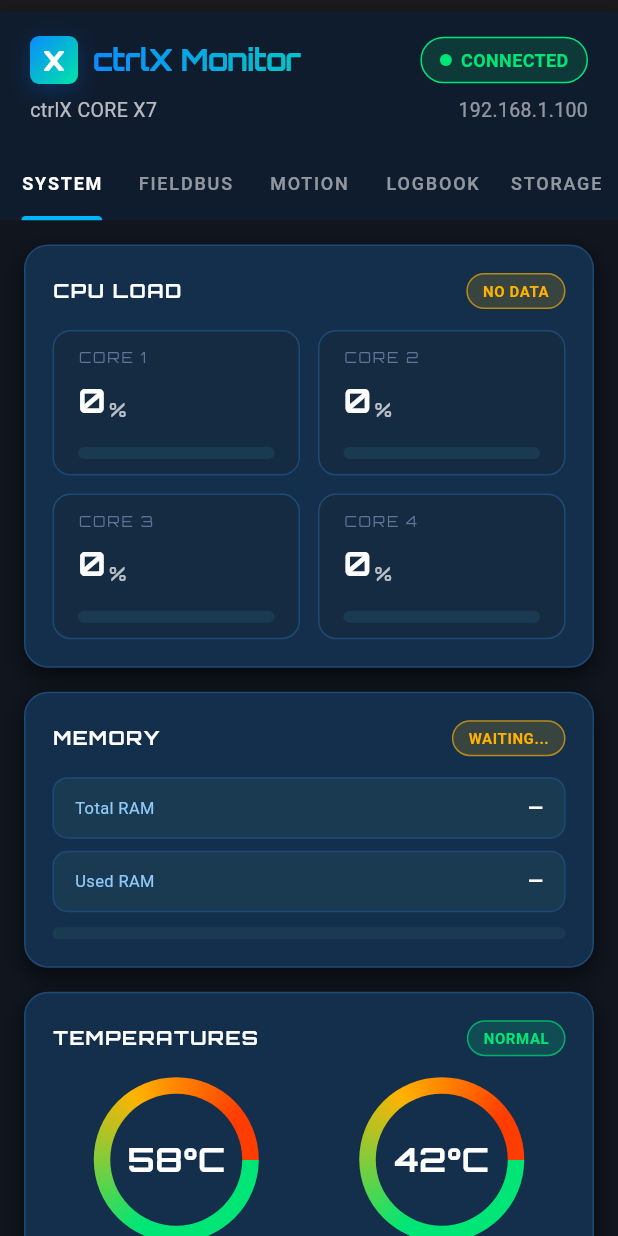
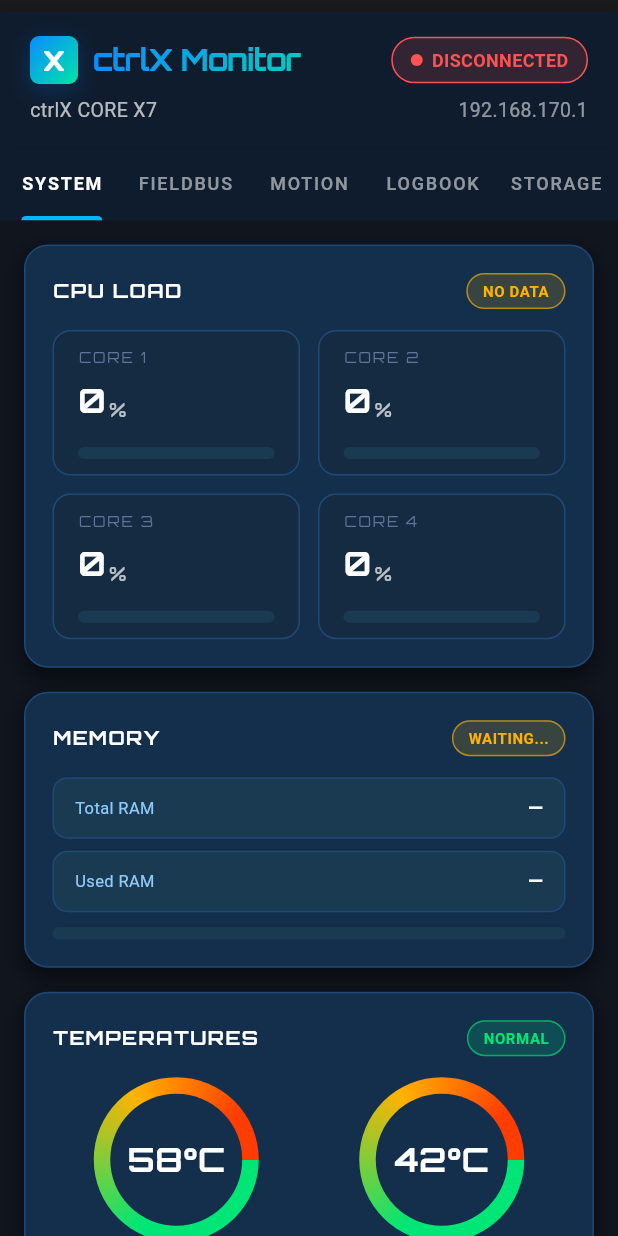
Before and after one commit to DiegoVidarte20/app_plc, a Flutter app: the screen it shows after launch, on a phone screen of 412 x 824 dp. Run offline on Flutter 3.47's test engine with Material 3 defaults, Android fonts, the light colour scheme and no system bars; our stand-ins replace connectivity_plus, permission_handler; missing offline and left inert: network_info_plus; network calls fail.

Commit message:
estado conexion wifi

```diff
--- a/lib/presentation/views/home_screen.dart
+++ b/lib/presentation/views/home_screen.dart
@@ -1,6 +1,6 @@
 // lib/presentation/views/home_screen.dart
 import 'package:flutter/material.dart';
-import '../widgets/header_ctrlx.dart';
+import '../widgets/header_ctrlx_wifi.dart';   // <-- correcto
 import '../navigation/ctrlx_tabs.dart';
 
 class HomeScreen extends StatelessWidget {
@@ -11,21 +11,20 @@
     return Scaffold(
       body: Column(
         children: [
-          // HEADER
-          const SafeArea(
+          // HEADER con monitoreo en tiempo real del WiFi Spider5
+          SafeArea(
             bottom: false,
             child: Padding(
-              padding: EdgeInsets.only(top: 8),
-              child: CtrlXHeader(
-                title: "ctrlX Monitor",
-                subtitle: "ctrlX CORE X7",
-                status: "CONNECTED",
-                ip: "192.168.1.100",
+              padding: const EdgeInsets.only(top: 8),
+              child: CtrlXHeaderWifi(
+                title: 'ctrlX Monitor',
+                subtitle: 'ctrlX CORE X7',
+                ctrlxIp: '192.168.170.1',
               ),
             ),
           ),
 
-          // NAV + CONTENIDO (CtrlXTabsShell ya trae su DefaultTabController)
+          // NAV + contenido
           const Expanded(
             child: CtrlXTabsShell(),
           ),
--- a/lib/presentation/widgets/header_ctrlx.dart
+++ b/lib/presentation/widgets/header_ctrlx.dart
@@ -1,5 +1,6 @@
 // lib/presentation/widgets/header_ctrlx.dart
 import 'package:flutter/material.dart';
+
 class CtrlXHeader extends StatelessWidget {
   final String title;
   final String subtitle;
@@ -23,9 +24,8 @@
     const secondary = Color(0xFF00E5A5);
 
     final bgColor = const Color(0xFF0F1C2E);
-    final pillColor = connected
-        ? Colors.greenAccent.shade400
-        : Colors.redAccent.shade200;
+    final pillColor =
+        connected ? Colors.greenAccent.shade400 : Colors.redAccent.shade200;
 
     return Container(
       padding: const EdgeInsets.symmetric(horizontal: 20, vertical: 16),
@@ -64,10 +64,10 @@
                     ),
                   ],
                 ),
-                child: Center(
+                child: const Center(
                   child: Text(
                     'X',
-                    style: const TextStyle(
+                    style: TextStyle(
                       fontFamily: 'Orbitron',
                       fontWeight: FontWeight.w900,
                       fontSize: 18,
@@ -93,7 +93,7 @@
                     fontWeight: FontWeight.w700,
                     fontSize: 20,
                     letterSpacing: -0.5,
-                    color: Colors.white, // opcional, pero recomendable
+                    color: Colors.white,
                   ),
                 ),
               ),
--- /dev/null
+++ b/lib/presentation/widgets/header_ctrlx_wifi.dart
@@ -0,0 +1,127 @@
+// lib/presentation/widgets/header_ctrlx_wifi.dart
+import 'dart:async';
+
+import 'package:connectivity_plus/connectivity_plus.dart';
+import 'package:flutter/material.dart';
+import 'package:network_info_plus/network_info_plus.dart';
+import 'package:permission_handler/permission_handler.dart';
+
+import 'header_ctrlx.dart';
+
+class CtrlXHeaderWifi extends StatefulWidget {
+  final String title;
+  final String subtitle;
+  final String ctrlxIp; // 192.168.170.1
+
+  const CtrlXHeaderWifi({
+    super.key,
+    required this.title,
+    required this.subtitle,
+    required this.ctrlxIp,
+  });
+
+  @override
+  State<CtrlXHeaderWifi> createState() => _CtrlXHeaderWifiState();
+}
+
+class _CtrlXHeaderWifiState extends State<CtrlXHeaderWifi> {
+  static const String _targetSsid = 'Spider5';
+
+  final Connectivity _connectivity = Connectivity();
+  final NetworkInfo _networkInfo = NetworkInfo();
+
+  StreamSubscription<List<ConnectivityResult>>? _sub;
+  Timer? _pollTimer;
+
+  String _status = 'DISCONNECTED';
+  bool _connected = false;
+
+  @override
+  void initState() {
+    super.initState();
+    _start();
+  }
+
+  Future<void> _start() async {
+    // 1) Permiso necesario en Android para leer SSID
+    final perm = await Permission.locationWhenInUse.request();
+
+    if (!perm.isGranted) {
+      if (!mounted) return;
+      setState(() {
+        _status = 'DISCONNECTED';
+        _connected = false;
+      });
+      return;
+    }
+
+    // 2) Cambios de red general (wifi/datos)
+    _sub?.cancel();
+    _sub = _connectivity.onConnectivityChanged.listen(
+      (List<ConnectivityResult> results) {
+        _refreshFromConnectivity(results);
+      },
+    );
+
+    // 3) Poll para detectar cambio wifi → wifi (Android no lo notifica)
+    _pollTimer?.cancel();
+    _pollTimer = Timer.periodic(
+      const Duration(seconds: 3),
+      (_) => _refreshFull(),
+    );
+
+    // 4) Estado inicial
+    await _refreshFull();
+  }
+
+  Future<void> _refreshFull() async {
+    final results = await _connectivity.checkConnectivity();
+    await _refreshFromConnectivity(results);
+  }
+
+  Future<void> _refreshFromConnectivity(
+    List<ConnectivityResult> results,
+  ) async {
+    if (!mounted) return;
+
+    // SIN WiFi
+    if (!results.contains(ConnectivityResult.wifi)) {
+      setState(() {
+        _status = 'DISCONNECTED';
+        _connected = false;
+      });
+      return;
+    }
+
+    // Estamos en WiFi → obtener SSID
+    String? ssid = await _networkInfo.getWifiName();
+    if (ssid != null) {
+      ssid = ssid.replaceAll('"', '');
+    }
+
+    final bool ok = (ssid == _targetSsid);
+
+    setState(() {
+      _connected = ok;
+      _status = ok ? 'CONNECTED' : 'DISCONNECTED';
+    });
+  }
+
+  @override
+  void dispose() {
+    _sub?.cancel();
+    _pollTimer?.cancel();
+    super.dispose();
+  }
+
+  @override
+  Widget build(BuildContext context) {
+    return CtrlXHeader(
+      title: widget.title,
+      subtitle: widget.subtitle,
+      status: _status,      // CONNECTED / DISCONNECTED
+      ip: widget.ctrlxIp,   // 192.168.170.1
+      connected: _connected,
+    );
+  }
+}
--- a/pubspec.yaml
+++ b/pubspec.yaml
@@ -35,6 +35,7 @@
   web_socket_channel: ^3.0.1
   connectivity_plus: ^6.0.0
   network_info_plus: ^5.0.0
+  permission_handler: ^11.3.1
 
   # The following adds the Cupertino Icons font to your application.
   # Use with the CupertinoIcons class for iOS style icons.
```
Also changed, not shown: lib/presentation/views/motion/motion_view.dart (+30 -14 lines), pubspec.lock, 3 other files.
